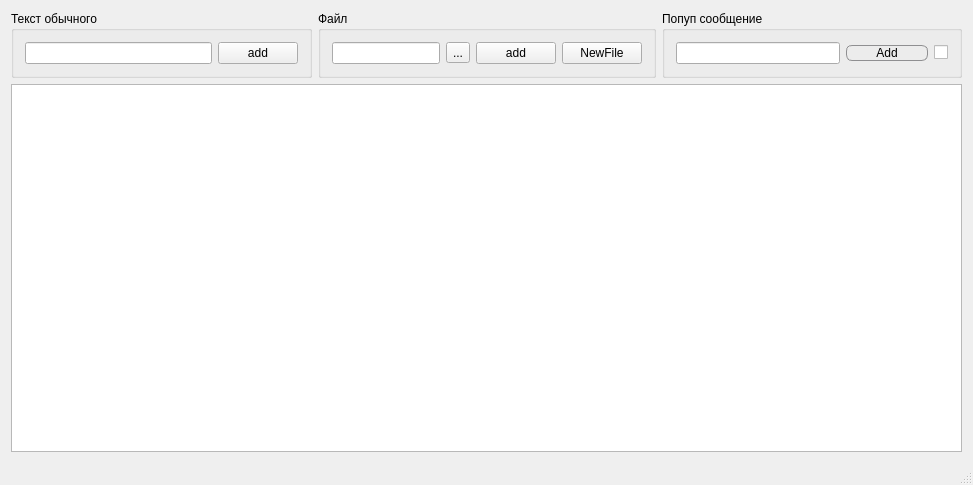
First picture: the form in logwidgetmainwindow.ui, repository KurlesHS/LogWidget, before the edit.
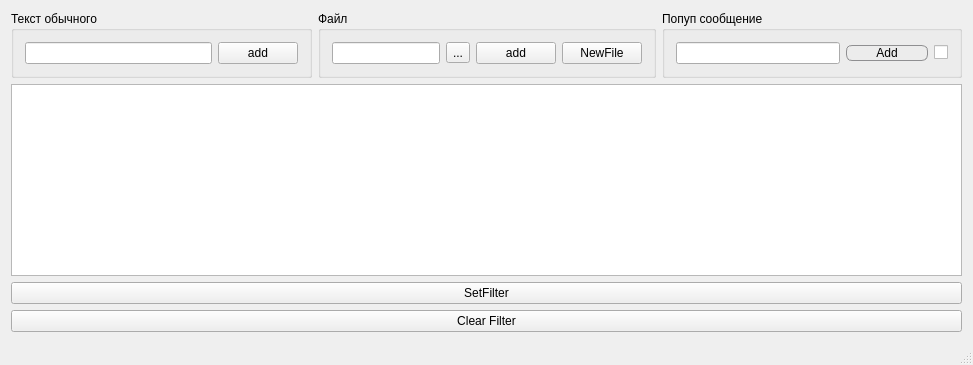
Second picture: the form after the edit. Icons and pictures are not drawn.

What changed in the file:
```diff
--- a/logwidgetmainwindow.ui
+++ b/logwidgetmainwindow.ui
@@ -7,7 +7,7 @@
     <x>0</x>
     <y>0</y>
     <width>973</width>
-    <height>485</height>
+    <height>328</height>
    </rect>
   </property>
   <property name="windowTitle">
@@ -15,6 +15,13 @@
   </property>
   <widget class="QWidget" name="centralWidget">
    <layout class="QGridLayout" name="gridLayout_2">
+    <item row="7" column="0">
+     <widget class="QPushButton" name="pushButton_3">
+      <property name="text">
+       <string>SetFilter</string>
+      </property>
+     </widget>
+    </item>
     <item row="0" column="0">
      <layout class="QGridLayout" name="gridLayout">
       <item row="0" column="0">
@@ -118,8 +125,25 @@
       </item>
      </layout>
     </item>
-    <item row="1" column="0">
+    <item row="5" column="0" rowspan="2">
+     <layout class="QVBoxLayout" name="verticalLayout">
+      <property name="spacing">
+       <number>0</number>
+      </property>
+      <item>
      <widget class="QTreeView" name="treeView">
+        <property name="sizePolicy">
+         <sizepolicy hsizetype="Expanding" vsizetype="Fixed">
+          <horstretch>0</horstretch>
+          <verstretch>0</verstretch>
+         </sizepolicy>
+        </property>
+        <property name="baseSize">
+         <size>
+          <width>0</width>
+          <height>0</height>
+         </size>
+        </property>
       <property name="styleSheet">
        <string notr="true">  ::item  {
      border: 1px solid #7f7f7f;
@@ -152,7 +176,7 @@
        <bool>false</bool>
       </property>
       <attribute name="headerVisible">
-       <bool>true</bool>
+         <bool>false</bool>
       </attribute>
       <attribute name="headerHighlightSections">
        <bool>true</bool>
@@ -160,6 +184,15 @@
       <attribute name="headerShowSortIndicator" stdset="0">
        <bool>false</bool>
       </attribute>
+       </widget>
+      </item>
+     </layout>
+    </item>
+    <item row="8" column="0">
+     <widget class="QPushButton" name="pushButton_4">
+      <property name="text">
+       <string>Clear Filter</string>
+      </property>
      </widget>
     </item>
    </layout>
```
Lines whose indentation alone changed are shown as unchanged.
